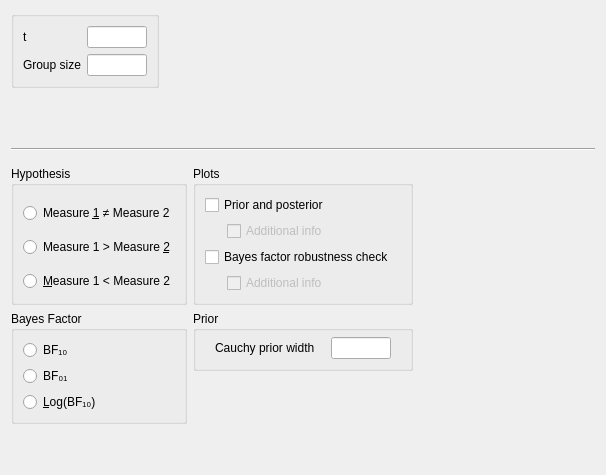
This is JASP-Desktop/analysisforms/SummaryStatistics/summarystatsttestbayesianpairedsamplesform.ui in jasp-stats/jasp-desktop as Qt 5 draws it before an edit. The edited form follows.
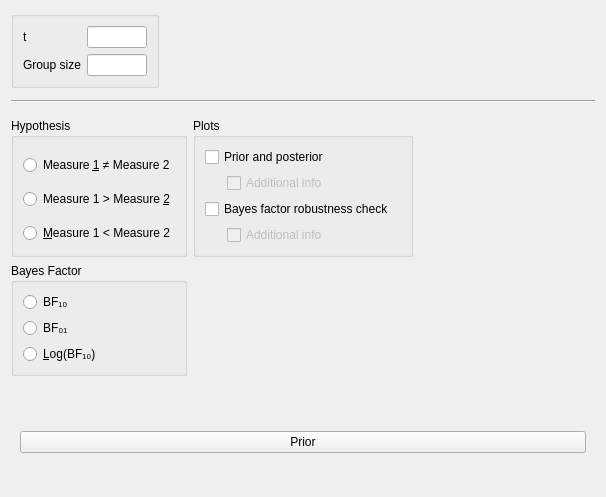
This is the edited form. Custom widgets are drawn as their Qt base class.

Commit message:
Added subjectivePrior widget to Summary Stats > Bayesian Paired Samples T-Test and made functional
Added widget, and modified R-code to use .generalSummaryTtestBF that
can handle subjective priors.

What changed in the file:
```diff
--- a/JASP-Desktop/analysisforms/SummaryStatistics/summarystatsttestbayesianpairedsamplesform.ui
+++ b/JASP-Desktop/analysisforms/SummaryStatistics/summarystatsttestbayesianpairedsamplesform.ui
@@ -20,15 +20,8 @@
    <string>Form</string>
   </property>
   <layout class="QGridLayout" name="gridLayout">
-   <item row="2" column="0" colspan="2">
-    <widget class="Line" name="line">
-     <property name="orientation">
-      <enum>Qt::Horizontal</enum>
-     </property>
-    </widget>
-   </item>
    <item row="0" column="0">
-    <widget class="BoundGroupBox" name="missingValues">
+    <widget class="BoundGroupBox" name="inputStatistics">
      <property name="title">
       <string/>
      </property>
@@ -97,6 +90,29 @@
      </layout>
     </widget>
    </item>
+   <item row="1" column="0">
+    <widget class="QWidget" name="widget" native="true"/>
+   </item>
+   <item row="2" column="0" colspan="2">
+    <widget class="Line" name="line">
+     <property name="orientation">
+      <enum>Qt::Horizontal</enum>
+     </property>
+    </widget>
+   </item>
+   <item row="0" column="1">
+    <spacer name="horizontalSpacer_2">
+     <property name="orientation">
+      <enum>Qt::Horizontal</enum>
+     </property>
+     <property name="sizeHint" stdset="0">
+      <size>
+       <width>40</width>
+       <height>20</height>
+      </size>
+     </property>
+    </spacer>
+   </item>
    <item row="3" column="0" colspan="2">
     <widget class="QWidget" name="gridWidget" native="true">
      <property name="sizePolicy">
@@ -136,7 +152,7 @@
          <property name="bottomMargin">
           <number>0</number>
          </property>
-         <item row="4" column="0">
+         <item row="3" column="0">
           <spacer name="verticalSpacer_4">
            <property name="orientation">
             <enum>Qt::Vertical</enum>
@@ -149,53 +165,6 @@
            </property>
           </spacer>
          </item>
-         <item row="0" column="0">
-          <widget class="GroupBox" name="groupBox">
-           <property name="title">
-            <string>Prior</string>
-           </property>
-           <layout class="QGridLayout" name="gridLayout_11">
-            <property name="topMargin">
-             <number>6</number>
-            </property>
-            <item row="0" column="0">
-             <widget class="QLabel" name="label">
-              <property name="sizePolicy">
-               <sizepolicy hsizetype="Fixed" vsizetype="Fixed">
-                <horstretch>0</horstretch>
-                <verstretch>0</verstretch>
-               </sizepolicy>
-              </property>
-              <property name="text">
-               <string>Cauchy prior width</string>
-              </property>
-             </widget>
-            </item>
-            <item row="0" column="1">
-             <widget class="BoundTextBox" name="priorWidth">
-              <property name="sizePolicy">
-               <sizepolicy hsizetype="Fixed" vsizetype="Preferred">
-                <horstretch>0</horstretch>
-                <verstretch>0</verstretch>
-               </sizepolicy>
-              </property>
-              <property name="minimumSize">
-               <size>
-                <width>60</width>
-                <height>0</height>
-               </size>
-              </property>
-              <property name="maximumSize">
-               <size>
-                <width>60</width>
-                <height>16777215</height>
-               </size>
-              </property>
-             </widget>
-            </item>
-           </layout>
-          </widget>
-         </item>
         </layout>
        </widget>
       </item>
@@ -437,31 +406,27 @@
      </layout>
     </widget>
    </item>
-   <item row="1" column="0">
-    <widget class="QWidget" name="widget" native="true"/>
-   </item>
-   <item row="0" column="1">
-    <spacer name="horizontalSpacer_2">
-     <property name="orientation">
-      <enum>Qt::Horizontal</enum>
-     </property>
-     <property name="sizeHint" stdset="0">
-      <size>
-       <width>40</width>
-       <height>20</height>
-      </size>
-     </property>
-    </spacer>
+   <item row="4" column="0" colspan="2">
+    <widget class="QWidget" name="gridWidget" native="true">
+     <layout class="QGridLayout" name="gridLayout_3">
+      <item row="0" column="0">
+       <widget class="ExpanderButton" name="Prior">
+        <property name="text">
+         <string>Prior</string>
+        </property>
+       </widget>
+      </item>
+      <item row="1" column="0">
+       <widget class="SubjectivePriorsWidget" name="subjectivePriors_2" native="true">
+        <layout class="QGridLayout" name="subjectivePriors"/>
+       </widget>
+      </item>
+     </layout>
+    </widget>
    </item>
   </layout>
  </widget>
  <customwidgets>
-  <customwidget>
-   <class>GroupBox</class>
-   <extends>QGroupBox</extends>
-   <header>widgets/groupbox.h</header>
-   <container>1</container>
-  </customwidget>
   <customwidget>
    <class>BoundTextBox</class>
    <extends>QLineEdit</extends>
@@ -478,6 +443,23 @@
    <extends>QCheckBox</extends>
    <header>widgets/boundcheckbox.h</header>
   </customwidget>
+  <customwidget>
+   <class>ExpanderButton</class>
+   <extends>QPushButton</extends>
+   <header>widgets/expanderbutton.h</header>
+  </customwidget>
+  <customwidget>
+   <class>SubjectivePriorsWidget</class>
+   <extends>QWidget</extends>
+   <header location="global">widgets/subjectivepriorswidget.h</header>
+   <container>1</container>
+  </customwidget>
+  <customwidget>
+   <class>GroupBox</class>
+   <extends>QGroupBox</extends>
+   <header>widgets/groupbox.h</header>
+   <container>1</container>
+  </customwidget>
  </customwidgets>
  <tabstops>
   <tabstop>tStatistic</tabstop>
```
Left out of the diff: 1 changed line with no effect on the pictures. The commit also changes 4 other files.
